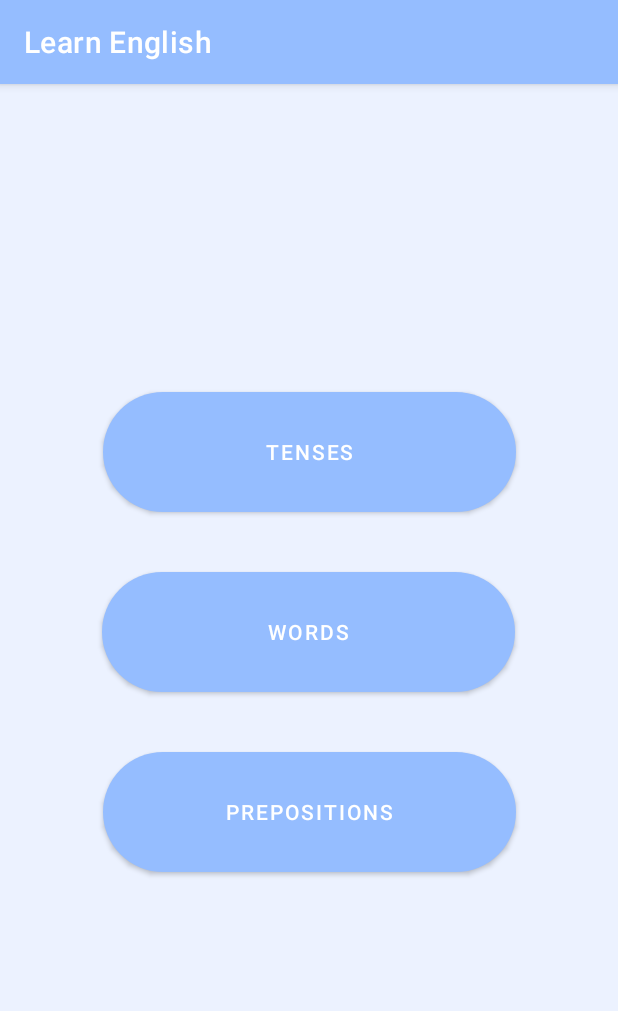
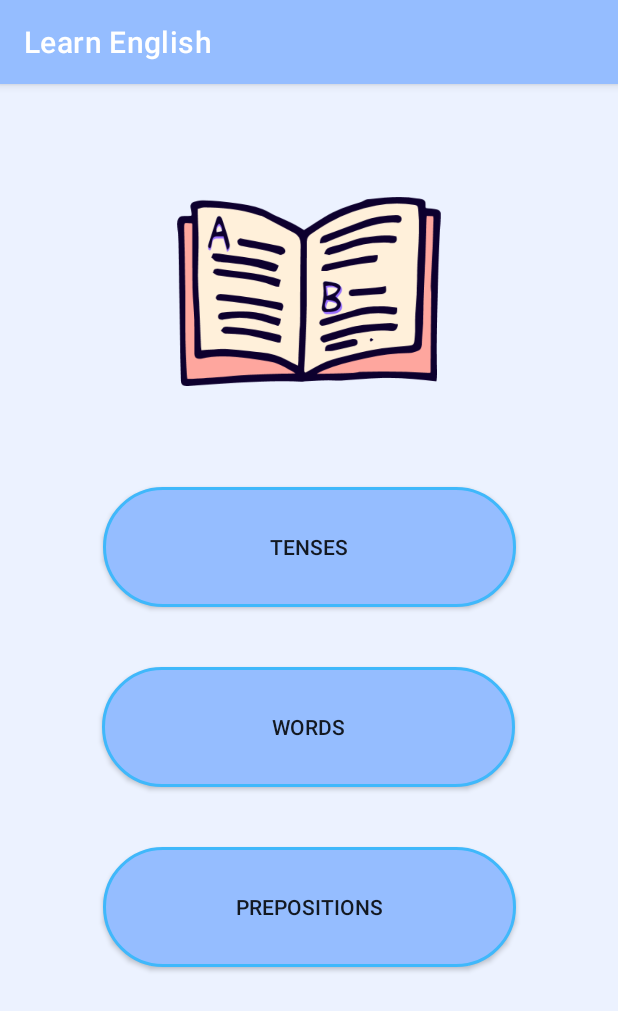
Before and after one commit to SofiMovsesyan/LearnEnglish, an Android app: the HomeActivity screen opened directly, with no data from a screen before it, on a phone screen of 412 x 824 dp. Shown: the top 1011 px of the screen. Run offline under Robolectric (Android 15) with nearby library versions, the phone set to English and light mode, and no system bars; our stand-ins replace Firebase (no records; nobody signed in at launch, a user with empty details on screens opened directly).

Commit message:
HomeActivity+Tenses RecyclerView

```diff
--- a/Learn_English/app/src/main/java/com/example/learn_english/HomeActivity.java
+++ b/Learn_English/app/src/main/java/com/example/learn_english/HomeActivity.java
@@ -1,6 +1,7 @@
 package com.example.learn_english;
 
 import androidx.appcompat.app.AppCompatActivity;
+import androidx.appcompat.widget.AppCompatButton;
 
 import android.content.Intent;
 import android.content.SharedPreferences;
@@ -12,11 +13,21 @@ import com.google.firebase.auth.FirebaseAuth;
 import com.google.firebase.ktx.Firebase;
 
 public class HomeActivity extends AppCompatActivity {
-
+    AppCompatButton tenses;
     @Override
     protected void onCreate(Bundle savedInstanceState) {
         super.onCreate(savedInstanceState);
         setContentView(R.layout.activity_home);
+        tenses = findViewById(R.id.tenses);
+
+        tenses.setOnClickListener(new View.OnClickListener() {
+            @Override
+            public void onClick(View v) {
+                Intent intent = new Intent(HomeActivity.this, TensesActivity.class);
+                startActivity(intent);
+                finish();
+            }
+        });
         /* Log out */
 //        button = findViewById(R.id.button);
 //        button.setOnClickListener(new View.OnClickListener() {
--- /dev/null
+++ b/Learn_English/app/src/main/res/drawable/rounded_borders.xml
@@ -0,0 +1,11 @@
+<?xml version="1.0" encoding="utf-8"?>
+<shape xmlns:android="http://schemas.android.com/apk/res/android"
+    android:shape="rectangle">
+    <solid
+        android:color="@color/light_blue"></solid>
+    <corners
+        android:radius="40dp"></corners>
+    <stroke
+        android:width="2dp"
+        android:color="@color/my_dark_blue"></stroke>
+</shape>
--- a/Learn_English/app/src/main/res/layout/activity_home.xml
+++ b/Learn_English/app/src/main/res/layout/activity_home.xml
@@ -8,46 +8,59 @@
     android:background="#ECF2FF"
     tools:context=".HomeActivity">
 
-    <Button
-        android:id="@+id/button"
+
+    <androidx.appcompat.widget.AppCompatButton
+        android:id="@+id/tenses"
         android:layout_width="275dp"
         android:layout_height="80dp"
         android:layout_marginStart="158dp"
-        android:layout_marginTop="205dp"
+        android:layout_marginTop="67dp"
         android:layout_marginEnd="158dp"
-        android:background="@drawable/rounded_ui"
+        android:background="@drawable/rounded_borders"
         android:text="Tenses"
         app:layout_constraintEnd_toEndOf="parent"
         app:layout_constraintStart_toStartOf="parent"
-        app:layout_constraintTop_toTopOf="parent" />
+        app:layout_constraintTop_toBottomOf="@+id/imageView" />
 
-    <Button
-        android:id="@+id/button2"
+    <androidx.appcompat.widget.AppCompatButton
+        android:id="@+id/words"
         android:layout_width="275dp"
         android:layout_height="80dp"
         android:layout_marginTop="40dp"
-        android:background="@drawable/rounded_ui"
+        android:background="@drawable/rounded_borders"
         android:text="Words"
         app:layout_constraintEnd_toEndOf="parent"
         app:layout_constraintHorizontal_bias="0.498"
         app:layout_constraintStart_toStartOf="parent"
-        app:layout_constraintTop_toBottomOf="@+id/button" />
+        app:layout_constraintTop_toBottomOf="@+id/tenses" />
 
-    <Button
-        android:id="@+id/button3"
+    <androidx.appcompat.widget.AppCompatButton
+        android:id="@+id/prepositions"
         android:layout_width="275dp"
         android:layout_height="80dp"
         android:layout_marginStart="146dp"
         android:layout_marginTop="40dp"
         android:layout_marginEnd="171dp"
         android:layout_marginBottom="214dp"
-        android:background="@drawable/rounded_ui"
+        android:background="@drawable/rounded_borders"
         android:text="Prepositions"
         app:layout_constraintBottom_toBottomOf="parent"
         app:layout_constraintEnd_toEndOf="parent"
         app:layout_constraintHorizontal_bias="0.43"
         app:layout_constraintStart_toStartOf="parent"
-        app:layout_constraintTop_toBottomOf="@+id/button2"
+        app:layout_constraintTop_toBottomOf="@+id/words"
         app:layout_constraintVertical_bias="0.0" />
 
+    <ImageView
+        android:id="@+id/imageView"
+        android:layout_width="204dp"
+        android:layout_height="126dp"
+        android:layout_marginStart="103dp"
+        android:layout_marginTop="75dp"
+        android:layout_marginEnd="104dp"
+        app:layout_constraintEnd_toEndOf="parent"
+        app:layout_constraintStart_toStartOf="parent"
+        app:layout_constraintTop_toTopOf="parent"
+        app:srcCompat="@drawable/myappicon" />
+
 </androidx.constraintlayout.widget.ConstraintLayout>
--- a/Learn_English/app/src/main/res/values/colors.xml
+++ b/Learn_English/app/src/main/res/values/colors.xml
@@ -11,9 +11,8 @@
     <color name="light_blue">#95BDFF</color>
     <color name="light_green">#DFFFD8</color>
     <color name="my_blue">#B4E4FF</color>
+    <color name="my_dark_blue">#3FB8FB</color>
     <color name="my_gray">#323232</color>
 
-    <color name="grad_clr_start">#a8edea</color>
-    <color name="grad_clr_end">#fed6e3</color>
 
 </resources>
```
Also changed, not shown: Learn_English/app/src/main/java/com/example/learn_english/NRecyclerViewAdapter.java (added, +52 -0 lines), Learn_English/app/src/main/java/com/example/learn_english/TensesActivity.java (+19 -1 lines), Learn_English/app/src/main/java/com/example/learn_english/TensesModel.java (added, +13 -0 lines), Learn_English/app/src/main/res/layout/activity_tenses.xml (+11 -2 lines), Learn_English/app/src/main/res/layout/tenses_recycler_view.xml (added, +45 -0 lines), Learn_English/app/src/main/res/values/strings.xml (+14 -0 lines).
